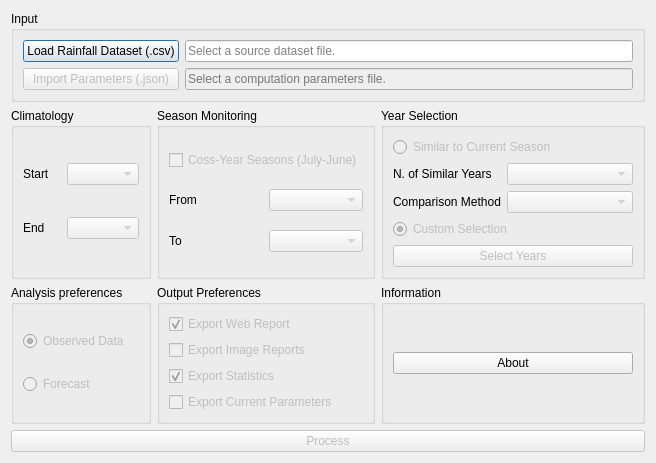
Above: nsmpg_dialog_base.ui from JuanPDiazL/SMPG before the change. Below: the same form after it.
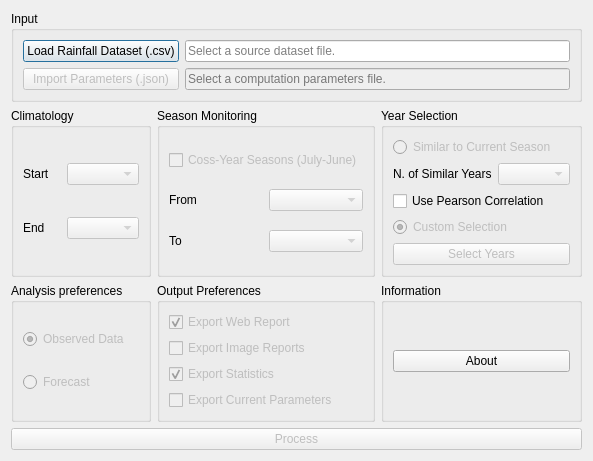
That is the form after the change.

Commit message: Changed comparison behavior. The comparison of similar years is now done by the sum of all rank methods. Using Pearson correlation is optional.

Diff of the .ui file:
```diff
--- a/nsmpg_dialog_base.ui
+++ b/nsmpg_dialog_base.ui
@@ -6,7 +6,7 @@
    <rect>
     <x>0</x>
     <y>0</y>
-    <width>561</width>
+    <width>582</width>
     <height>417</height>
    </rect>
   </property>
@@ -157,20 +157,10 @@
         </property>
        </widget>
       </item>
-      <item row="2" column="0">
-       <widget class="QLabel" name="compmtdlabel">
+      <item row="2" column="0" colspan="2">
+       <widget class="QCheckBox" name="usePearsonCheckBox">
         <property name="text">
-         <string>Comparison Method</string>
-        </property>
-       </widget>
-      </item>
-      <item row="2" column="1">
-       <widget class="QComboBox" name="comparisonMethodComboBox">
-        <property name="enabled">
-         <bool>false</bool>
-        </property>
-        <property name="minimumContentsLength">
-         <number>12</number>
+         <string>Use Pearson Correlation</string>
         </property>
        </widget>
       </item>
```
The commit also changes 4 other files.
